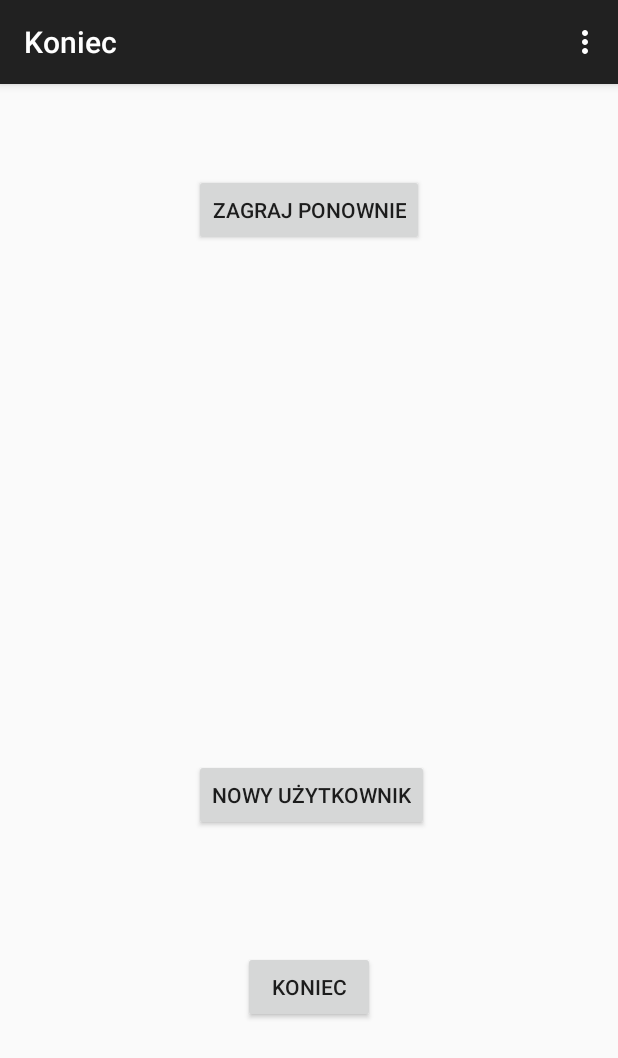
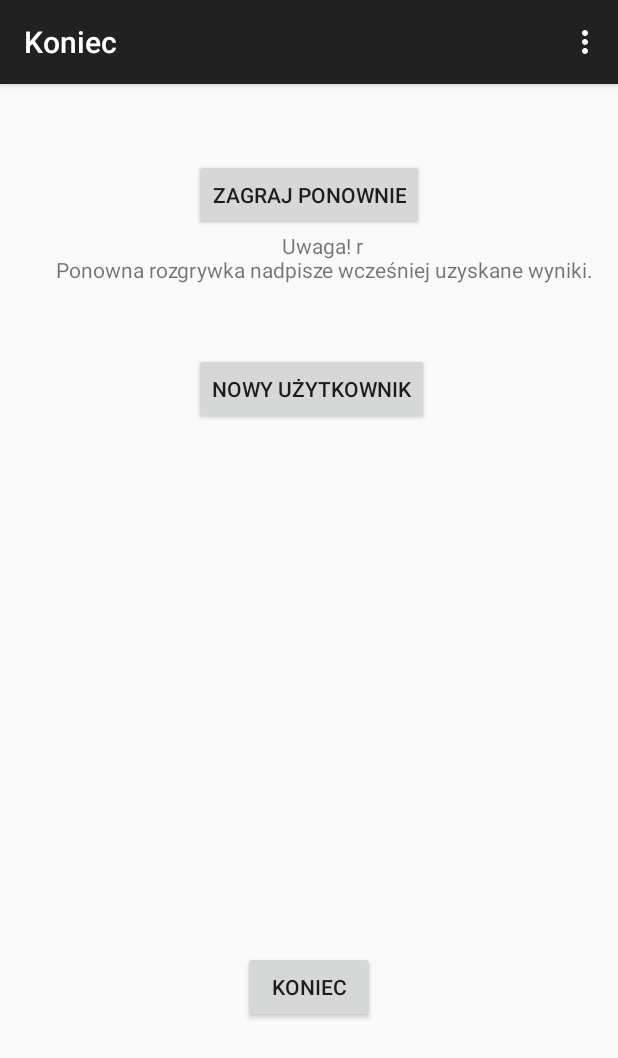
Before and after one commit to Rolfer66/ProjektPrzejsciowyTomaszSzulcBartlomiejWisniewski, an Android app: the Koniec screen opened directly, with no data from a screen before it, on a phone screen of 412 x 824 dp. Shown: the top 1058 px of the screen. Run offline under Robolectric (Android 15) with nearby library versions, the phone set to English and light mode, and no system bars.

```diff
--- a/app/src/main/res/layout/activity_koniec.xml
+++ b/app/src/main/res/layout/activity_koniec.xml
@@ -11,19 +11,19 @@
         android:layout_height="wrap_content"
         android:text="Zagraj ponownie"
         android:id="@+id/Again"
+        android:layout_marginTop="34dp"
         android:layout_alignParentTop="true"
-        android:layout_centerHorizontal="true"
-        android:layout_marginTop="44dp" />
+        android:layout_centerHorizontal="true" />
 
     <Button
         android:layout_width="wrap_content"
         android:layout_height="wrap_content"
         android:text="Nowy użytkownik"
         android:id="@+id/NewUser"
-        android:layout_above="@+id/Koniec"
+        android:layout_below="@+id/textView4"
         android:layout_alignLeft="@+id/Again"
         android:layout_alignStart="@+id/Again"
-        android:layout_marginBottom="80dp" />
+        android:layout_marginTop="46dp" />
 
     <Button
         android:layout_width="wrap_content"
@@ -33,4 +33,15 @@
         android:layout_alignParentBottom="true"
         android:layout_centerHorizontal="true"
         android:layout_marginBottom="126dp" />
+
+    <TextView
+        android:layout_width="wrap_content"
+        android:layout_height="wrap_content"
+        android:textAppearance="?android:attr/textAppearanceSmall"
+        android:text="Uwaga! \r\n Ponowna rozgrywka nadpisze wcześniej uzyskane wyniki."
+        android:id="@+id/textView4"
+        android:layout_below="@+id/Again"
+        android:layout_alignParentRight="true"
+        android:layout_alignParentEnd="true"
+        android:gravity="center"  />/>
 </RelativeLayout>
--- a/build.gradle
+++ b/build.gradle
@@ -5,7 +5,7 @@ buildscript {
         jcenter()
     }
     dependencies {
-        classpath 'com.android.tools.build:gradle:1.2.2'
+        classpath 'com.android.tools.build:gradle:1.2.3'
 
         // NOTE: Do not place your application dependencies here; they belong
         // in the individual module build.gradle files
```
Also changed, not shown: app/src/main/java/com/example/tooomasz/projektprzejsciowytomaszszulc/Zygzak.java (+37 -94 lines).
